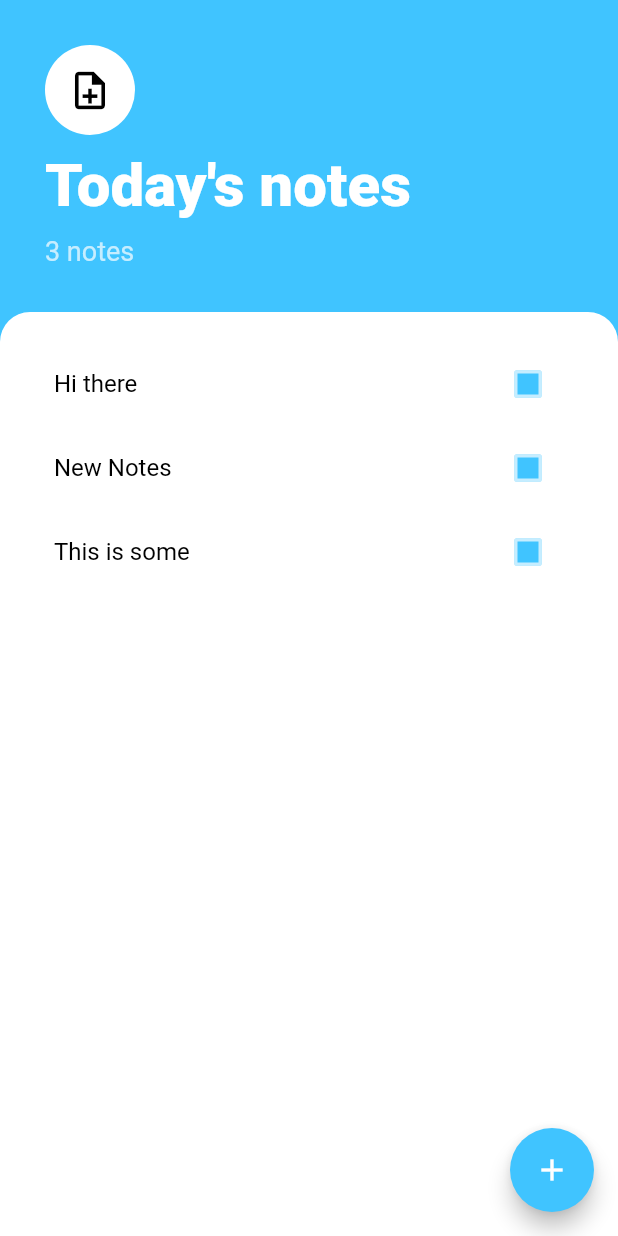
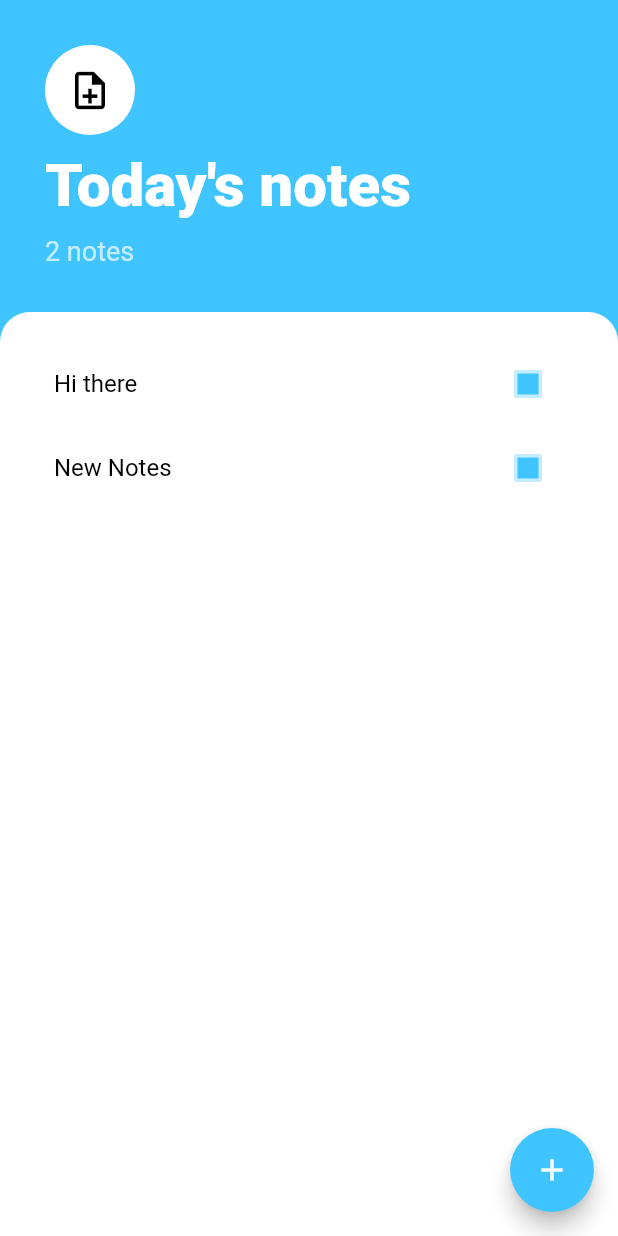
Before and after one commit to azadrahman/weather_flutter_app, a Flutter app: the screen it shows after launch, on a phone screen of 412 x 824 dp. Run offline on Flutter 3.47's test engine with Material 2 defaults, Android fonts, the phone set to English and light mode, and no system bars; our stand-ins replace flutter_spinkit, geolocator.

Commit message:
managing provider state management and note get, update, delete added

```diff
--- a/lib/main.dart
+++ b/lib/main.dart
@@ -1,4 +1,6 @@
 import 'package:flutter/material.dart';
+import 'package:provider/provider.dart';
+import 'package:weather/models/notes_data.dart';
 import 'package:weather/screens/loading_screen.dart';
 import 'package:weather/screens/notes_screen.dart';
 
@@ -15,8 +17,11 @@ class MyApp extends StatelessWidget {
     return MaterialApp(
       title: 'Flutter Demo',
       theme: ThemeData.dark(),
-      home:const SafeArea(
-        child: NotesScreen(),
+      home: SafeArea(
+        child: ChangeNotifierProvider<NoteData>(
+          create: (_) => NoteData(),
+          child:NotesScreen(),
+        ),
       ),
     );
   }
--- /dev/null
+++ b/lib/models/notes_data.dart
@@ -0,0 +1,34 @@
+import 'dart:collection';
+import 'package:flutter/material.dart';
+import 'notes_model.dart';
+
+class NoteData extends ChangeNotifier {
+  final List<NoteModel> _notes = [
+    NoteModel(title: "Hi there", isDone: false),
+    NoteModel(title: "New Notes", isDone: false),
+  ];
+
+  UnmodifiableListView<NoteModel> get notes {
+    return UnmodifiableListView(_notes);
+  }
+
+  int get notesCount {
+    return _notes.length;
+  }
+
+  void addNote(String newTitle) {
+    final note = NoteModel(title: newTitle);
+    _notes.add(note);
+    notifyListeners();
+  }
+
+  void updateNote(NoteModel note) {
+    note.toggleDone();
+    notifyListeners();
+  }
+
+  void deleteNote(NoteModel note) {
+    _notes.remove(note);
+    notifyListeners();
+  }
+}
--- a/lib/screens/notes_screen.dart
+++ b/lib/screens/notes_screen.dart
@@ -1,6 +1,7 @@
 import 'package:flutter/material.dart';
+import 'package:provider/provider.dart';
+import 'package:weather/models/notes_data.dart';
 import 'package:weather/screens/add_note_screen.dart';
-import '../models/notes_model.dart';
 import '../widgets/notes_list.dart';
 
 class NotesScreen extends StatefulWidget {
@@ -11,13 +12,6 @@ class NotesScreen extends StatefulWidget {
 }
 
 class _NotesScreenState extends State<NotesScreen> {
-
-  List<NoteModel> notes = [
-    NoteModel(title: "Hi there", isDone: false),
-    NoteModel(title: "New Notes", isDone: false),
-    NoteModel(title: 'This is some', isDone: false)
-  ];
-
 
   @override
   Widget build(BuildContext context) {
@@ -40,7 +34,7 @@ class _NotesScreenState extends State<NotesScreen> {
                  const SizedBox(height: 10,),
                  const Text('Today\'s notes', style: TextStyle(fontSize: 40,fontWeight: FontWeight.w900),),
                 const  SizedBox(height: 10,),
-                 Text('${notes.length} notes', style: const TextStyle(color: Colors.white70, fontSize: 18),)
+                 Text('${Provider.of<NoteData>(context).notesCount} notes', style: const TextStyle(color: Colors.white70, fontSize: 18),)
                 ],
               ),
             ),
@@ -53,7 +47,7 @@ class _NotesScreenState extends State<NotesScreen> {
                   ),
                   color: Colors.white,
                 ),
-                child: NotesList(notes),
+                child: NotesList(),
               ),
             )
           ],
@@ -61,12 +55,7 @@ class _NotesScreenState extends State<NotesScreen> {
       ),
       floatingActionButton: FloatingActionButton(
         onPressed: (){
-          showModalBottomSheet(context: context, builder: (context) => AddNoteScreen((value) {
-           setState(() {
-             notes.add(NoteModel(title: value));
-           });
-            Navigator.pop(context);
-          },));
+          showModalBottomSheet(context: context, builder: (context) => AddNoteScreen());
         },
         backgroundColor: Colors.lightBlueAccent,
         child: const Icon(Icons.add, color: Colors.white,),
--- a/lib/widgets/note_list.dart
+++ b/lib/widgets/note_list.dart
@@ -4,13 +4,15 @@ class NoteList extends StatelessWidget {
   final String title;
   final bool isChecked;
   final void Function(bool?) toggleCheckState;
+  final Function()? onPressCallback;
 
 
-  NoteList({required this.title, required this.isChecked, required this.toggleCheckState});
+  NoteList({required this.title, required this.isChecked, required this.toggleCheckState, this.onPressCallback});
 
   @override
   Widget build(BuildContext context) {
     return  ListTile(
+      onLongPress: onPressCallback,
         title: Text(title, style: TextStyle(color: isChecked ? Colors.black38 : Colors.black, decoration: isChecked ? TextDecoration.lineThrough : null),),
         trailing: Checkbox(
           fillColor: MaterialStateProperty.all<Color>(Colors.lightBlueAccent),
--- a/lib/widgets/notes_list.dart
+++ b/lib/widgets/notes_list.dart
@@ -1,35 +1,33 @@
 import 'package:flutter/material.dart';
+import 'package:provider/provider.dart';
+import 'package:weather/models/notes_data.dart';
 import 'package:weather/widgets/note_list.dart';
 
-import '../models/notes_model.dart';
-
-class NotesList extends StatefulWidget {
-  final List<NoteModel> notes;
-
-  NotesList(this.notes);
-
-  @override
-  State<NotesList> createState() => _NotesListState();
-}
-
-class _NotesListState extends State<NotesList> {
+class NotesList extends StatelessWidget {
 
   @override
   Widget build(BuildContext context) {
+    return Consumer<NoteData>(
+        builder: (context, notesData, child) {
           return Container(
             padding: const EdgeInsets.all(20),
             child: ListView.builder(
               itemBuilder: (context, index) {
-            return NoteList(title: widget.notes[index].title ?? '', isChecked: widget.notes[index].isDone,
+                final note = notesData.notes[index];
+                return NoteList(title: note.title ?? '',
+                  isChecked: note.isDone,
                   toggleCheckState: (value) {
-              setState(() {
-                widget.notes[index].toggleDone();
-              });
+                   notesData.updateNote(note);
+                  },
+                  onPressCallback: () {
+                  notesData.deleteNote(note);
                   },
                 );
               },
-          itemCount: widget.notes.length,
-        )
-    );;
+              itemCount: notesData.notesCount,
+            ),
+          );
+        }
+    );
   }
 }
--- a/pubspec.yaml
+++ b/pubspec.yaml
@@ -13,6 +13,7 @@ dependencies:
   geolocator: ^9.0.2
   http: ^0.13.5
   flutter_spinkit: ^5.1.0
+  provider: ^6.0.5
 
 dev_dependencies:
   flutter_test:
```
Also changed, not shown: lib/screens/add_note_screen.dart (+4 -6 lines), pubspec.lock. Lines whose indentation alone changed are shown as unchanged.
